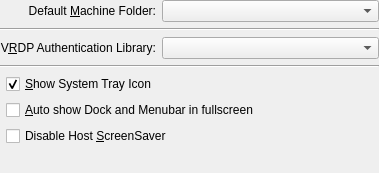
Above: vbox/src/VBox/Frontends/VirtualBox/src/settings/global/UIGlobalSettingsGeneral.ui from jljuxgm/vboxgit before the change. Below: the same form after it.
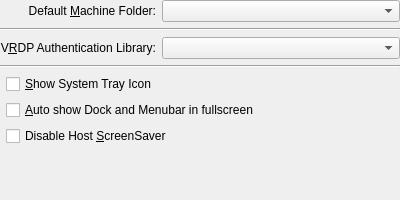
That is the form after the change. Custom widgets are drawn as their Qt base class.

Commit message:
commit_34159 ------------------------------------------------------------------------ r34159 | vboxsync | 2010-11-18 19:49:00 +0800 (Thu, 18 Nov 2010) | 1 line
FE/Qt: Global settings / General page refactoring (part 2).
------------------------------------------------------------------------

Diff of the .ui file:
```diff
--- a/vbox/src/VBox/Frontends/VirtualBox/src/settings/global/UIGlobalSettingsGeneral.ui
+++ b/vbox/src/VBox/Frontends/VirtualBox/src/settings/global/UIGlobalSettingsGeneral.ui
@@ -18,8 +18,8 @@
    <rect>
     <x>0</x>
     <y>0</y>
-    <width>379</width>
-    <height>173</height>
+    <width>400</width>
+    <height>200</height>
    </rect>
   </property>
   <layout class="QGridLayout">
@@ -107,9 +107,6 @@
      <property name="text">
       <string>&amp;Show System Tray Icon</string>
      </property>
-     <property name="checked">
-      <bool>true</bool>
-     </property>
     </widget>
    </item>
    <item row="5" column="0">
```
